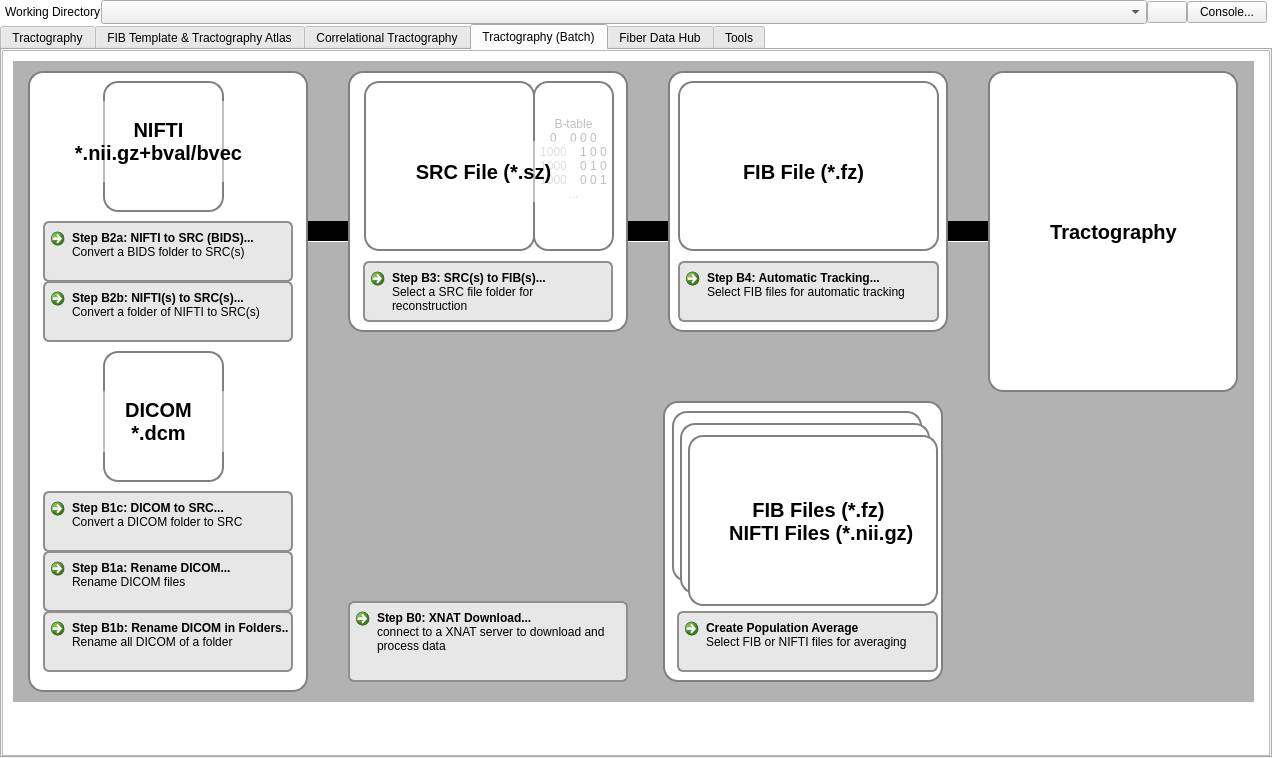
Qt form mainwindow.ui (frankyeh/DSI-Studio) before a commit.
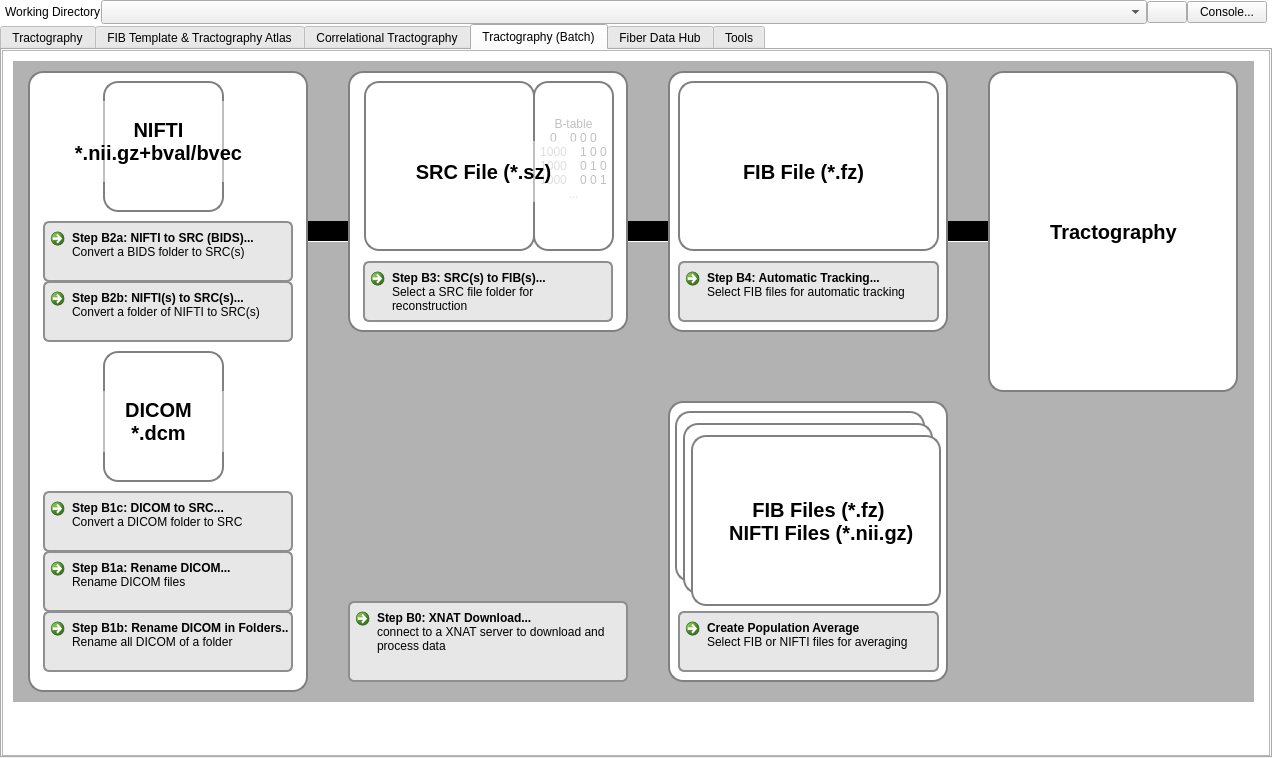
The same form after that commit. The open tabs and pages were chosen to show the change. Icons and pictures are not drawn.

Patch:
```diff
--- a/mainwindow.ui
+++ b/mainwindow.ui
@@ -2567,7 +2567,7 @@
               <widget class="QLabel" name="label_39">
                <property name="geometry">
                 <rect>
-                 <x>677</x>
+                 <x>680</x>
                  <y>372</y>
                  <width>250</width>
                  <height>171</height>
@@ -2586,7 +2586,7 @@
               <widget class="QLabel" name="label_43">
                <property name="geometry">
                 <rect>
-                 <x>669</x>
+                 <x>672</x>
                  <y>360</y>
                  <width>250</width>
                  <height>171</height>
@@ -2605,7 +2605,7 @@
               <widget class="QLabel" name="label_44">
                <property name="geometry">
                 <rect>
-                 <x>685</x>
+                 <x>688</x>
                  <y>384</y>
                  <width>250</width>
                  <height>171</height>
@@ -2624,7 +2624,7 @@
               <widget class="QLabel" name="label_69">
                <property name="geometry">
                 <rect>
-                 <x>660</x>
+                 <x>665</x>
                  <y>350</y>
                  <width>280</width>
                  <height>281</height>
@@ -2640,7 +2640,7 @@
               <widget class="QCommandLinkButton" name="averagefib">
                <property name="geometry">
                 <rect>
-                 <x>674</x>
+                 <x>675</x>
                  <y>560</y>
                  <width>261</width>
                  <height>61</height>
```
Left out of the diff: 4 changed lines with no effect on the pictures.
